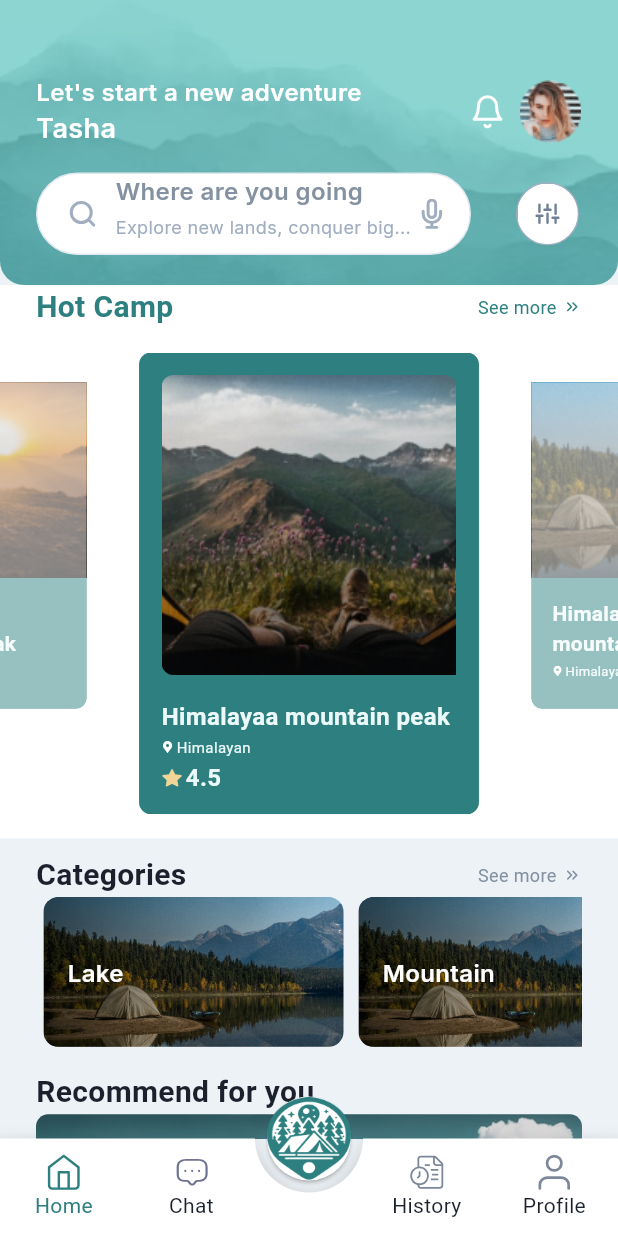
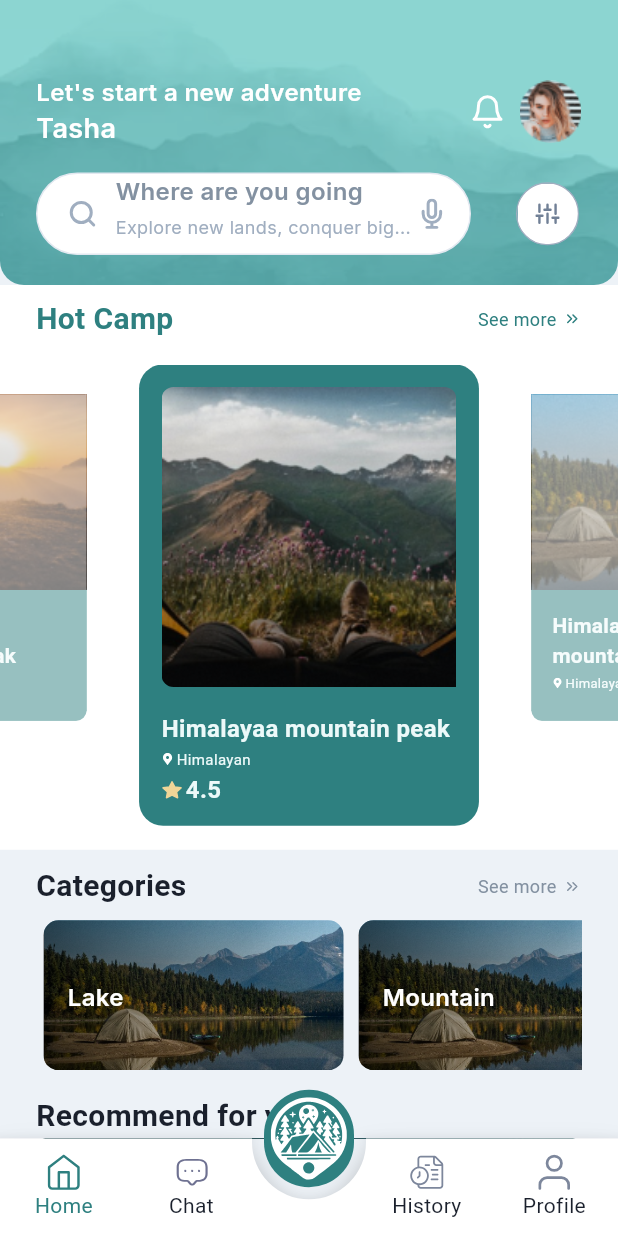
Before and after one commit to phananhvu16112002/Cydeva_Application, a Flutter app: the HomePage screen opened directly, on a phone screen of 412 x 824 dp. Run offline on Flutter 3.47's test engine with Material 3 defaults, Android fonts, the phone set to English and light mode, and no system bars; drawn by our look-alikes of animated_bottom_navigation_bar, carousel_slider; our stand-ins replace bloc, flutter_bloc, flutter_svg, google_fonts, otp_text_field.

```diff
--- /dev/null
+++ b/cydeva_application/devtools_options.yaml
@@ -0,0 +1 @@
+extensions:
--- a/cydeva_application/lib/screens/HomePage/HomePage.dart
+++ b/cydeva_application/lib/screens/HomePage/HomePage.dart
@@ -30,17 +30,17 @@ class _HomePageState extends State<HomePage> {
   Widget build(BuildContext context) {
     return Scaffold(
         backgroundColor: AppColors.backGroundColor,
-        floatingActionButton: FloatingActionButton(
-          backgroundColor: Colors.white,
-          isExtended: true,
-          shape: const CircleBorder(eccentricity: 0.9),
-          elevation: 1,
-          onPressed: () {},
-          child: Image.asset(
-            'assets/images/Splash.png',
-            width: 65,
-            height: 55,
-            fit: BoxFit.fill,
+        floatingActionButton: Container(
+          width: 60,
+          height: 65,
+          decoration: BoxDecoration(
+              borderRadius: BorderRadius.circular(50),
+              color: AppColors.primary3),
+          child: Center(
+            child: SvgPicture.asset(
+              'assets/icons/floatingactionbutton.svg',
+              fit: BoxFit.fitHeight,
+            ),
           ),
         ),
         floatingActionButtonLocation:
--- a/cydeva_application/lib/screens/HomePage/HomePageBody.dart
+++ b/cydeva_application/lib/screens/HomePage/HomePageBody.dart
@@ -101,7 +101,7 @@ class _HomePageBodyState extends State<HomePageBody> {
               ),
               recommend(),
               const SizedBox(
-                height: 16,
+                height: 8,
               ),
               guide(),
             ],
@@ -172,6 +172,9 @@ class _HomePageBodyState extends State<HomePageBody> {
                 ],
               );
             },
+          ),
+          const SizedBox(
+            height: 25,
           )
         ],
       ),
@@ -299,6 +302,9 @@ class _HomePageBodyState extends State<HomePageBody> {
                 )
               ],
             ),
+            const SizedBox(
+              height: 8,
+            ),
             Container(
               height: 100,
               child: ListView.builder(
@@ -365,6 +371,9 @@ class _HomePageBodyState extends State<HomePageBody> {
       color: Colors.white,
       child: Column(
         children: [
+          const SizedBox(
+            height: 8,
+          ),
           Padding(
             padding: const EdgeInsets.symmetric(horizontal: 24.0),
             child: Row(
@@ -397,7 +406,7 @@ class _HomePageBodyState extends State<HomePageBody> {
           CarouselSlider(
             carouselController: carouselController,
             options: CarouselOptions(
-              aspectRatio: 19 / 14.2,
+              aspectRatio: 13.8 / 10.3,
               viewportFraction: 0.55,
               initialPage: 0,
               enableInfiniteScroll: true,
@@ -423,7 +432,7 @@ class _HomePageBodyState extends State<HomePageBody> {
                           // height: 200,
                           decoration: const BoxDecoration(
                             color: AppColors.primary3,
-                            borderRadius: BorderRadius.all(Radius.circular(8)),
+                            borderRadius: BorderRadius.all(Radius.circular(16)),
                           ),
                           child: Padding(
                             padding: const EdgeInsets.all(15),
--- a/cydeva_application/lib/screens/SignInPage/OTPPage.dart
+++ b/cydeva_application/lib/screens/SignInPage/OTPPage.dart
@@ -144,7 +144,7 @@ class _OTPPageState extends State<OTPPage> {
                   mainAxisAlignment: MainAxisAlignment.center,
                   children: [
                     Text(
-                        'Resend the code after 0$minutesRemaining:${secondsRemaining}0')
+                        'Resend the code after 0$minutesRemaining:${secondsRemaining} ')
                   ],
                 ),
                 const SizedBox(height: 16),
--- a/cydeva_application/lib/screens/SignInPage/SuccessPage.dart
+++ b/cydeva_application/lib/screens/SignInPage/SuccessPage.dart
@@ -1,6 +1,7 @@
 import 'package:cydeva_application/common/Colors/AppColors.dart';
 import 'package:cydeva_application/common/bases/CustomButton.dart';
 import 'package:cydeva_application/common/bases/CustomText.dart';
+import 'package:cydeva_application/screens/HomePage/HomePage.dart';
 import 'package:flutter/material.dart';
 import 'package:flutter_svg/flutter_svg.dart';
 import 'package:google_fonts/google_fonts.dart';
@@ -50,7 +51,10 @@ class _SuccessPageState extends State<SuccessPage> {
                   backgroundColorButton: AppColors.primary3,
                   borderColor: Colors.transparent,
                   textColor: Colors.white,
-                  function: () {},
+                  function: () {
+                    Navigator.pushReplacement(context,
+                        MaterialPageRoute(builder: (builder) => HomePage()));
+                  },
                   height: 52,
                   width: 342,
                   fontSize: 16,
```
Also changed, not shown: cydeva_application/lib/common/bases/CustomTextField.dart (+8 -10 lines), cydeva_application/lib/screens/FlashPage/SplashScreen.dart (+9 -2 lines), cydeva_application/lib/screens/SignInPage/Welcome.dart (+36 -2 lines), cydeva_application/assets/icons/floatingactionbutton.svg (added).
